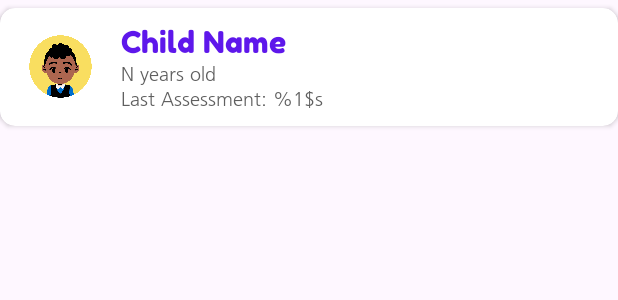
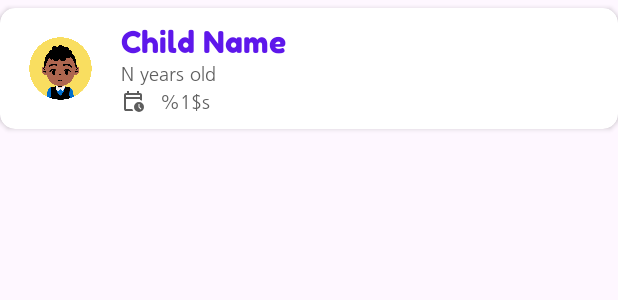
Before and after one commit to mgbong03/tahanapp, an Android app: the layout card_profile.xml on its own in the app's theme, with its tools: preview values and no code run, on a phone screen of 412 x 824 dp. Shown: the top 300 px of the screen. Run offline under Robolectric (Android 15) with nearby library versions, the phone set to English and light mode, and no system bars.

Commit message:
change last assessment indicator to calendar symbol

```diff
--- /dev/null
+++ b/app/src/main/res/drawable/outline_calendar_clock_16.xml
@@ -0,0 +1,5 @@
+<vector xmlns:android="http://schemas.android.com/apk/res/android" android:height="16dp" android:tint="#5D5D5D" android:viewportHeight="960" android:viewportWidth="960" android:width="16dp">
+
+    <path android:fillColor="@android:color/white" android:pathData="M200,320L760,320L760,240Q760,240 760,240Q760,240 760,240L200,240Q200,240 200,240Q200,240 200,240L200,320ZM200,320L200,240Q200,240 200,240Q200,240 200,240L200,240Q200,240 200,240Q200,240 200,240L200,320ZM200,880Q167,880 143.5,856.5Q120,833 120,800L120,240Q120,207 143.5,183.5Q167,160 200,160L240,160L240,80L320,80L320,160L640,160L640,80L720,80L720,160L760,160Q793,160 816.5,183.5Q840,207 840,240L840,467Q821,458 801,452Q781,446 760,443L760,400L200,400L200,800Q200,800 200,800Q200,800 200,800L452,800Q459,822 468.5,842Q478,862 491,880L200,880ZM720,920Q637,920 578.5,861.5Q520,803 520,720Q520,637 578.5,578.5Q637,520 720,520Q803,520 861.5,578.5Q920,637 920,720Q920,803 861.5,861.5Q803,920 720,920ZM787,815L815,787L740,712L740,600L700,600L700,728L787,815Z"/>
+
+</vector>
--- a/app/src/main/res/layout/card_profile.xml
+++ b/app/src/main/res/layout/card_profile.xml
@@ -42,6 +42,7 @@
                 android:layout_width="wrap_content"
                 android:layout_height="wrap_content"
                 tools:text="N years old"
+                android:layout_marginBottom="2sp"
                 android:textSize="13sp"
                 android:textColor="@color/darkgray"
                 android:fontFamily="@font/frutiger_light"/>
@@ -49,10 +50,13 @@
                 android:id="@+id/lastAssessment"
                 android:layout_width="wrap_content"
                 android:layout_height="wrap_content"
-                tools:text="Last Assessment: %1$s"
+                android:drawablePadding="10sp"
+                android:text="@string/last_assessment_format"
+                android:gravity="center_vertical"
                 android:textSize="13sp"
                 android:textColor="@color/darkgray"
-                android:fontFamily="@font/frutiger_light"/>
+                android:fontFamily="@font/frutiger_light"
+                app:drawableStartCompat="@drawable/outline_calendar_clock_16" />
         </LinearLayout>
     </LinearLayout>
 </androidx.cardview.widget.CardView>
--- a/app/src/main/res/values/strings.xml
+++ b/app/src/main/res/values/strings.xml
@@ -305,6 +305,6 @@
     <string name="print">Print</string>
     <string name="print_started" translatable="false">Printing r-FLACC form...</string>
     <string name="pain_trends">Pain Trends (Past 7 Days)</string>
-    <string name="last_assessment_format">Last Assessed: %1$s</string>
+    <string name="last_assessment_format" translatable="false">%1$s</string>
     <string name="never_assessed">Never</string>
 </resources>
```
Also changed, not shown: 1 other file.
